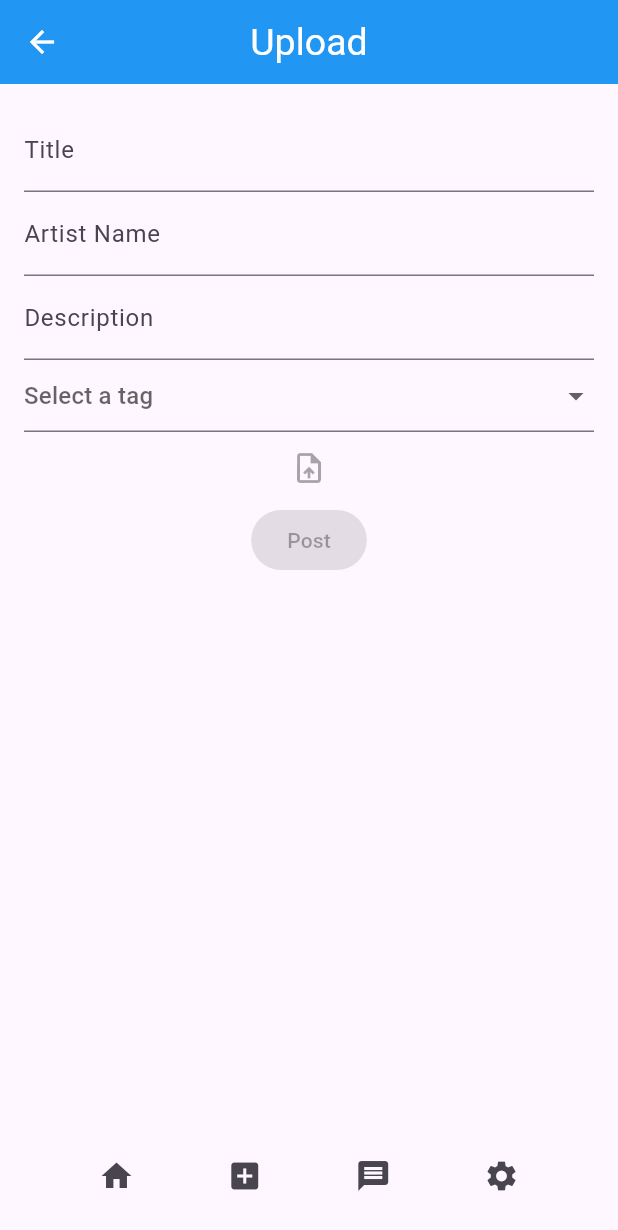
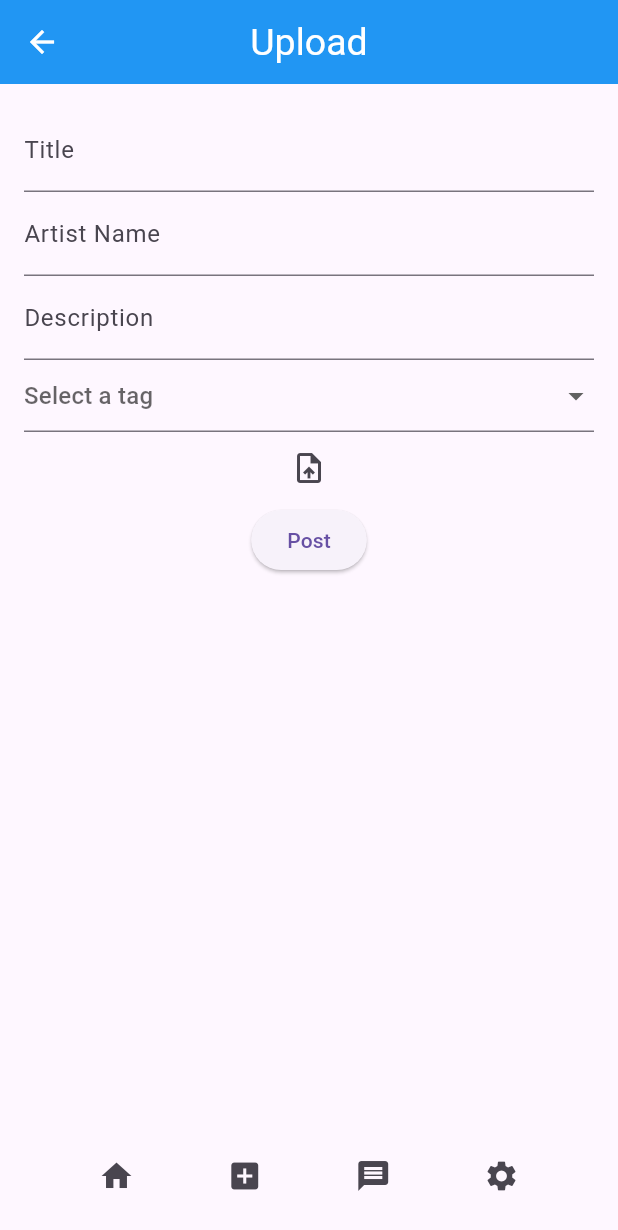
Before and after one commit to kidushailu/ArtShowcaseApp, a Flutter app: the UploadPage screen opened directly, on a phone screen of 412 x 824 dp. Shown: the top 1230 px of the screen. Run offline on Flutter 3.47's test engine with Material 3 defaults, Android fonts, the light colour scheme and no system bars; our stand-ins replace cloud_firestore, firebase_auth, firebase_core, firebase_storage, image_picker; accounts and stored records are empty.

Commit message:
added image and uid parameters to data sent to database

```diff
--- a/art_showcase/lib/pages/upload_page.dart
+++ b/art_showcase/lib/pages/upload_page.dart
@@ -1,7 +1,11 @@
+import 'dart:io';
+import 'package:cloud_firestore/cloud_firestore.dart';
+import 'package:firebase_auth/firebase_auth.dart';
 import 'package:flutter/material.dart';
-import '../helpers/bottom_bar.dart'; // Ensure the correct import path
-//import 'package:image_picker/image_picker.dart';
-//import 'package:firestore/firestore.dart';
+import 'package:image_picker/image_picker.dart';
+import 'package:firebase_storage/firebase_storage.dart';
+import 'home_page.dart';
+import '../helpers/bottom_bar.dart';
 
 class UploadPage extends StatefulWidget {
   @override
@@ -22,6 +26,12 @@ class _UploadPageState extends State<UploadPage> {
     'Drawing'
   ];
 
+  final FirebaseAuth _auth = FirebaseAuth.instance;
+  final CollectionReference _reference =
+      FirebaseFirestore.instance.collection('artworks');
+
+  String imageUrl = '';
+
   @override
   Widget build(BuildContext context) {
     return Scaffold(
@@ -30,9 +40,8 @@ class _UploadPageState extends State<UploadPage> {
       ),
       body: Padding(
         padding: const EdgeInsets.all(16),
-        child: Form(
-          key: _formkey,
-          child: Column(
+        child: ListView(key: _formkey, children: [
+          Column(
             children: [
               TextFormField(
                 controller: _controllerTitle,
@@ -66,7 +75,7 @@ class _UploadPageState extends State<UploadPage> {
               ),
               DropdownButtonFormField<String>(
                   value: _selectedTag,
-                  hint: Text("Select a tag"),
+                  hint: const Text("Select a tag"),
                   items: _tags.map((tag) {
                     return DropdownMenuItem<String>(
                       value: tag,
@@ -84,13 +93,68 @@ class _UploadPageState extends State<UploadPage> {
                     }
                     return null;
                   }),
-              const IconButton(onPressed: null, icon: Icon(Icons.upload_file)),
-              const ElevatedButton(onPressed: null, child: Text('Post'))
+              imageUrl.isEmpty
+                  ? IconButton(
+                      onPressed: () async {
+                        ImagePicker imagePicker = ImagePicker();
+                        XFile? file = await imagePicker.pickImage(
+                            source: ImageSource.gallery);
+
+                        if (file == null) return;
+
+                        String uniqueFileName =
+                            DateTime.now().millisecondsSinceEpoch.toString();
+
+                        Reference referenceRoot =
+                            FirebaseStorage.instance.ref();
+                        Reference referenceDirImages =
+                            referenceRoot.child('images');
+
+                        Reference referenceImageToUpload =
+                            referenceDirImages.child(uniqueFileName);
+
+                        try {
+                          await referenceImageToUpload.putFile(File(file.path));
+
+                          imageUrl =
+                              await referenceImageToUpload.getDownloadURL();
+                        } catch (e) {}
+                      },
+                      icon: const Icon(Icons.upload_file))
+                  : Container(
+                      child: Image.network(imageUrl),
+                    ),
+              ElevatedButton(
+                  onPressed: () async {
+                    if (imageUrl.isEmpty) {
+                      ScaffoldMessenger.of(context).showSnackBar(const SnackBar(
+                          content: Text("Please upload an image")));
+                      return;
+                    }
+
+                    // Create a map of data
+                    Map<String, dynamic> dataToSend = {
+                      'title': _controllerTitle.text,
+                      'artist': _controllerArtist.text,
+                      'description': _controllerDescription.text,
+                      'tag': _selectedTag,
+                      'timestamp': Timestamp.now(),
+                      'image': imageUrl,
+                      'uid': _auth.currentUser!.uid
+                    };
+
+                    // Add new item
+                    _reference.add(dataToSend);
+
+                    Navigator.of(context).push(
+                        MaterialPageRoute(builder: (context) => HomePage()));
+                  },
+                  child: const Text('Post'))
             ],
           ),
-        ),
+        ]),
       ),
-      bottomNavigationBar: BottomBar(),
+      bottomNavigationBar: const BottomBar(),
     );
   }
 }
```
